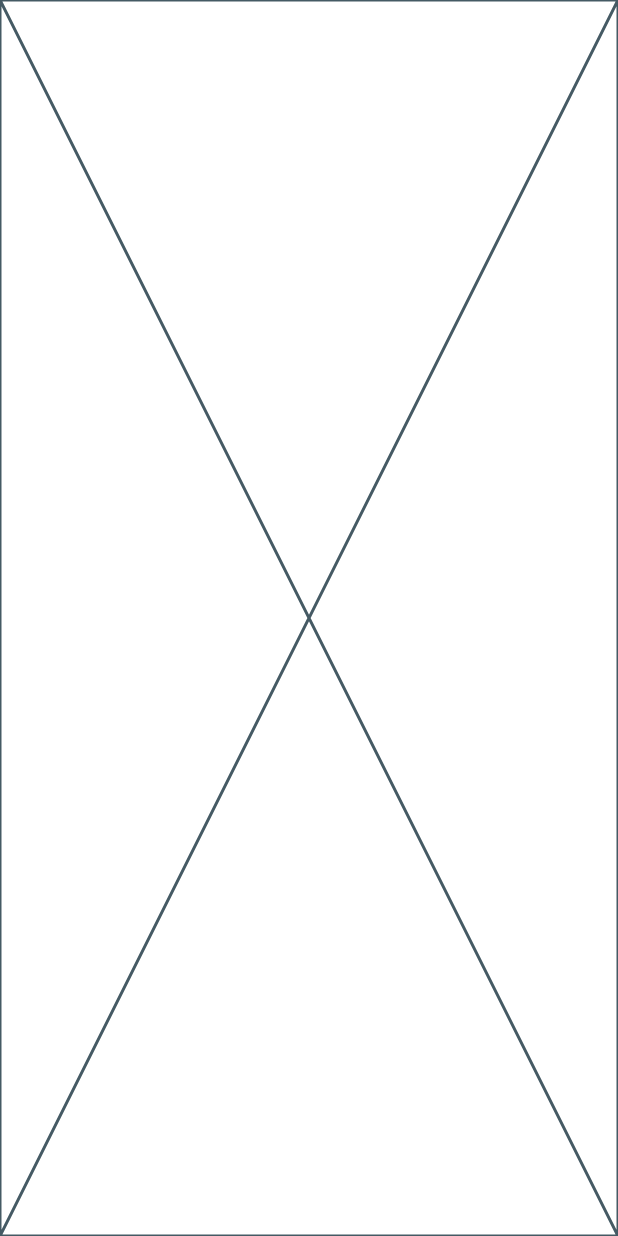
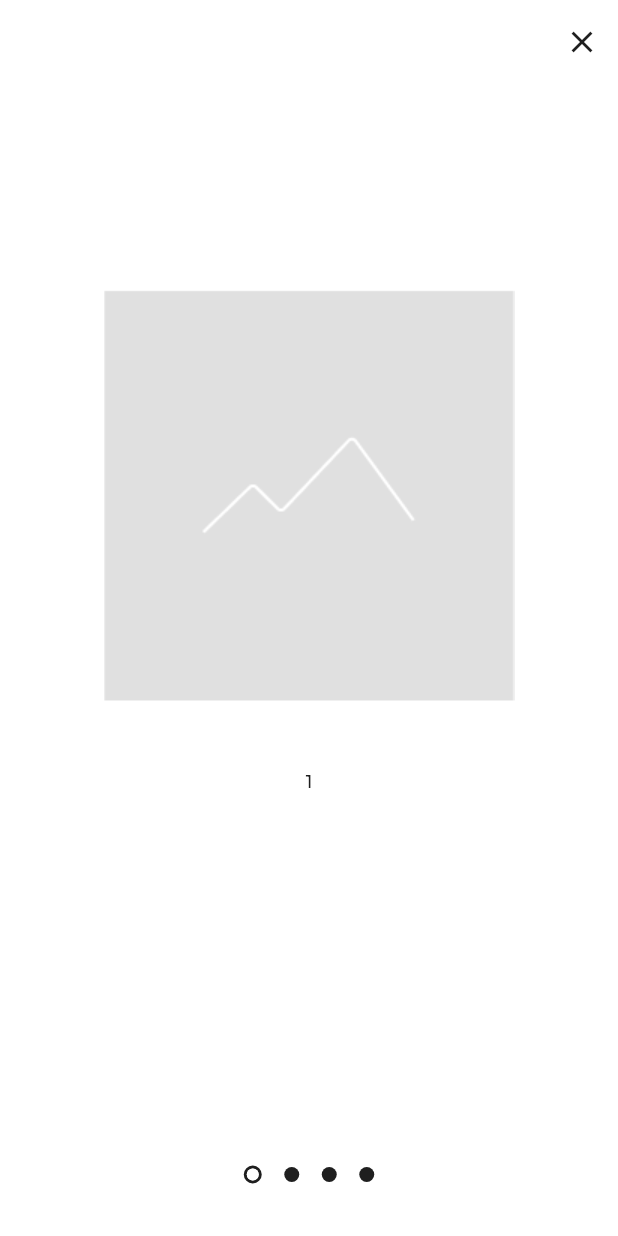
Before and after one commit to equescodebelike/shop_app, a Flutter app: the screen it shows after launch, on a phone screen of 412 x 824 dp. Run offline on Flutter 3.47's test engine with Material 2 defaults, Android fonts, the phone set to English and light mode, and no system bars; drawn by our look-alikes of smooth_page_indicator; our stand-ins replace dio, freezed_annotation, google_fonts, pretty_dio_logger.

Commit message:
its 3.30 am no time for explanations...

```diff
--- a/lib/app.dart
+++ b/lib/app.dart
@@ -1,20 +1,64 @@
 import 'package:flutter/material.dart';
+import 'package:google_fonts/google_fonts.dart';
 import 'package:shop_app/pages/onboarding_page/onboarding_page.dart';
 
-class ShopApp extends StatefulWidget {
+class ShopApp extends StatelessWidget {
   const ShopApp({super.key});
 
   @override
-  State<ShopApp> createState() => _ShopAppState();
-}
-
-class _ShopAppState extends State<ShopApp> {
-  @override
   Widget build(BuildContext context) {
-    // TODO: Router, Theme
-    return const MaterialApp(
+    return MaterialApp(
       debugShowCheckedModeBanner: false,
-      home: OnBoardingPage(),
+      theme: ThemeData(
+        useMaterial3: true,
+        colorScheme: const ColorScheme(
+          brightness: Brightness.light,
+          primary: Color(0xFF1F1F1F),
+          onPrimary: Color(0xFFFFFFFF),
+          background: Color(0xFFFFFFFF),
+          onBackground: Color(0xFF1F1F1F),
+          surface: Color(0xFFFFFFFF),
+          onSurface: Color(0xFF1F1F1F),
+          surfaceVariant: Color(0xFFF0F0F0),
+          secondary: Color(0xFFF5F5F5),
+          onSecondary: Color(0xFF1F1F1F),
+          error: Color(0xFFF85535),
+          onError: Color(0xFFFFFFFF),
+        ),
+        textTheme: TextTheme(
+          headlineSmall: GoogleFonts.montserrat(
+            fontSize: 24,
+            height: 32 / 24,
+            fontWeight: FontWeight.bold,
+          ),
+          bodyLarge: GoogleFonts.montserrat(
+            fontSize: 15,
+            height: 20 / 16,
+            fontWeight: FontWeight.w400,
+          ),
+          bodyMedium: GoogleFonts.montserrat(
+            fontSize: 12,
+            letterSpacing: 0.4,
+            fontWeight: FontWeight.w500,
+          ),
+          bodySmall: GoogleFonts.montserrat(
+            fontSize: 12,
+            letterSpacing: 0.4,
+            fontWeight: FontWeight.w400,
+          ),
+          titleLarge: GoogleFonts.montserrat(
+            fontSize: 16,
+            height: 32 / 24,
+            fontWeight: FontWeight.w500,
+          ),
+          labelMedium: GoogleFonts.montserrat(
+            fontSize: 12,
+            letterSpacing: 1.3,
+            fontWeight: FontWeight.w500,
+          ),
+        ),
+      ),
+      home: const OnBoardingPage(),
     );
   }
 }
--- a/lib/app_dependencies.dart
+++ b/lib/app_dependencies.dart
@@ -1,6 +1,6 @@
 import 'package:flutter/material.dart';
-// import 'package:provider/provider.dart';
-// import 'package:shop_app/util/dio_util.dart';
+import 'package:provider/provider.dart';
+import 'package:shop_app/util/dio_util.dart';
 
 class AppDependencies extends StatelessWidget {
   const AppDependencies({
@@ -12,19 +12,16 @@ class AppDependencies extends StatelessWidget {
 
   @override
   Widget build(BuildContext context) {
-    return const Placeholder();
     //TODO: Provider
-    //
-    // return MultiProvider(
-    //   providers: [
-    //     Provider(create: (context) => DioUtil().dio),
-    //     Provider(
-    //       create: (context) => AppClient(
-    //         context.read(),
-    //       ),
-    //     ),
-    //   ],
-    //   child: child,
-    // );
+
+    return MultiProvider(
+      providers: [
+        Provider(create: (context) => DioUtil().dio),
+        Provider(
+          create: (context) => (context.read(),),
+        ),
+      ],
+      child: child,
+    );
   }
 }
--- /dev/null
+++ b/lib/model/catalog/post/catalog_products/catalog_products.dart
@@ -0,0 +1 @@
+// ?
--- a/lib/pages/onboarding_page/onboarding_page.dart
+++ b/lib/pages/onboarding_page/onboarding_page.dart
@@ -1,10 +1,120 @@
 import 'package:flutter/material.dart';
+import 'package:shop_app/pages/widgets/onboarding_button_widget.dart';
+import 'package:shop_app/pages/widgets/onboarding_card_widget.dart';
+import 'package:smooth_page_indicator/smooth_page_indicator.dart';
 
 class OnBoardingPage extends StatelessWidget {
   const OnBoardingPage({super.key});
 
   @override
   Widget build(BuildContext context) {
-    return const Placeholder();
+    final theme = Theme.of(context);
+    final PageController controller = PageController();
+    List<Widget> pages = [
+      OnboardingPage(
+          text: "1",
+          controller: controller,
+          onTap: () => controller.nextPage(
+              duration: const Duration(milliseconds: 600),
+              curve: Curves.easeIn)),
+      OnboardingPage(
+          text: "2",
+          controller: controller,
+          onTap: () => controller.nextPage(
+              duration: const Duration(milliseconds: 600),
+              curve: Curves.easeIn)),
+      OnboardingPage(
+          text: "3",
+          controller: controller,
+          onTap: () => controller.nextPage(
+              duration: const Duration(milliseconds: 600),
+              curve: Curves.easeIn)),
+      OnboardingPage(
+          text: "4",
+          controller: controller,
+          onTap: () => controller.nextPage(
+              duration: const Duration(milliseconds: 600),
+              curve: Curves.easeIn)),
+    ];
+    return Scaffold(
+      appBar: AppBar(
+        actions: <Widget>[
+          IconButton(
+              onPressed: () {},
+              icon: Icon(
+                Icons.close,
+                color: theme.colorScheme.primary,
+              )),
+        ],
+      ),
+      body: SafeArea(
+        child: Expanded(
+          child: Column(
+            mainAxisAlignment: MainAxisAlignment.spaceEvenly,
+            crossAxisAlignment: CrossAxisAlignment.center,
+            children: <Widget>[
+              const SizedBox(height: 16),
+              SizedBox(
+                height: 600,
+                child: PageView.builder(
+                  controller: controller,
+                  itemBuilder: (_, index) {
+                    return pages[index % pages.length];
+                  },
+                ),
+              ),
+              SmoothPageIndicator(
+                controller: controller,
+                count: 4,
+                effect: CustomizableEffect(
+                  spacing: 15,
+                  activeDotDecoration: DotDecoration(
+                    color: theme.colorScheme.onPrimary,
+                    width: 8,
+                    height: 8,
+                    borderRadius: BorderRadius.circular(6),
+                    dotBorder: DotBorder(
+                      width: 2,
+                      color: theme.colorScheme.primary,
+                    ),
+                  ),
+                  dotDecoration: DotDecoration(
+                    width: 10,
+                    height: 10,
+                    color: theme.colorScheme.primary,
+                    borderRadius: BorderRadius.circular(8),
+                  ),
+                ),
+              )
+            ],
+          ),
+        ),
+      ),
+    );
   }
 }
+
+class OnboardingPage extends StatelessWidget {
+  final VoidCallback onTap;
+  final String text;
+  final PageController controller;
+
+  const OnboardingPage(
+      {Key? key,
+      required this.text,
+      required this.controller,
+      required this.onTap})
+      : super(key: key);
+
+  @override
+  Widget build(BuildContext context) {
+    return Column(children: [
+      Padding(
+        padding: const EdgeInsets.fromLTRB(20, 50, 20, 0),
+        child: CardWithText(
+          text: text,
+        ),
+      ),
+    ]);
+  }
+}
--- /dev/null
+++ b/lib/pages/widgets/onboarding_card_widget.dart
@@ -0,0 +1,30 @@
+import 'package:flutter/material.dart';
+
+class CardWithText extends StatelessWidget {
+  const CardWithText({
+    Key? key,
+    required this.text,
+  }) : super(key: key);
+
+  final String text;
+
+  @override
+  Widget build(BuildContext context) {
+    return Expanded(
+      child: Column(
+        children: [
+          Padding(
+            padding: const EdgeInsets.fromLTRB(0, 0, 0, 20),
+            child: SizedBox(
+                height: 300,
+                child: Image.asset('assets/images/empty_photo.png')),
+          ),
+          Text(
+            text,
+            style: Theme.of(context).textTheme.bodyMedium,
+          ),
+        ],
+      ),
+    );
+  }
+}
--- a/pubspec.yaml
+++ b/pubspec.yaml
@@ -22,6 +22,7 @@ dependencies:
   cached_network_image: ^3.2.3
   auto_route: ^7.7.0
   shared_preferences: ^2.2.0
+  smooth_page_indicator: ^1.1.0
 
 dev_dependencies:
   flutter_test:
```
Also changed, not shown: lib/model/catalog/get/categories/categories_model.dart (added, +17 -0 lines), lib/model/catalog/get/product/product_model.dart (added, +63 -0 lines), lib/model/catalog/post/brands/brand_model.dart (added, +24 -0 lines), lib/model/catalog/post/product/create_product.dart (added, +29 -0 lines), lib/model/deliveries/get/delivery_model.dart (added, +37 -0 lines), lib/model/deliveries/post/deliveries_request.dart (added, +15 -0 lines), lib/pages/widgets/onboarding_button_widget.dart (added, +32 -0 lines), assets/images/empty_photo.png (added), lib/model/catalog/get/categories/categories_model.freezed.dart (added), lib/model/catalog/get/categories/categories_model.g.dart (added), lib/model/catalog/get/product/product_model.freezed.dart (added), lib/model/catalog/get/product/product_model.g.dart (added), lib/model/catalog/post/brands/brand_model.freezed.dart (added), lib/model/catalog/post/brands/brand_model.g.dart (added), 7 more files, 7 other files.
